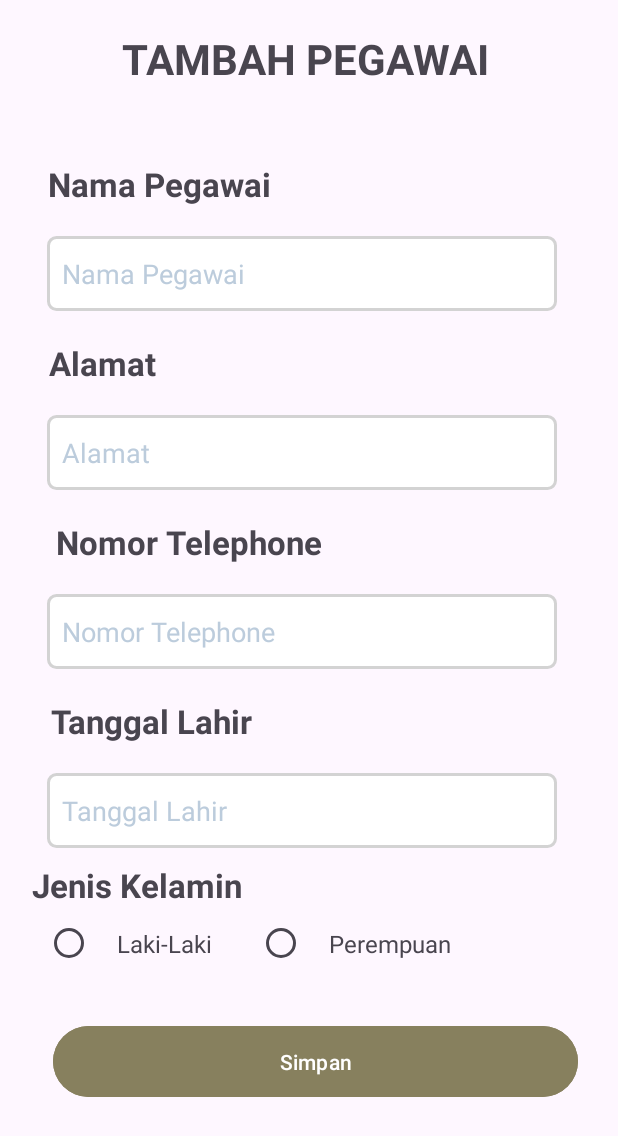
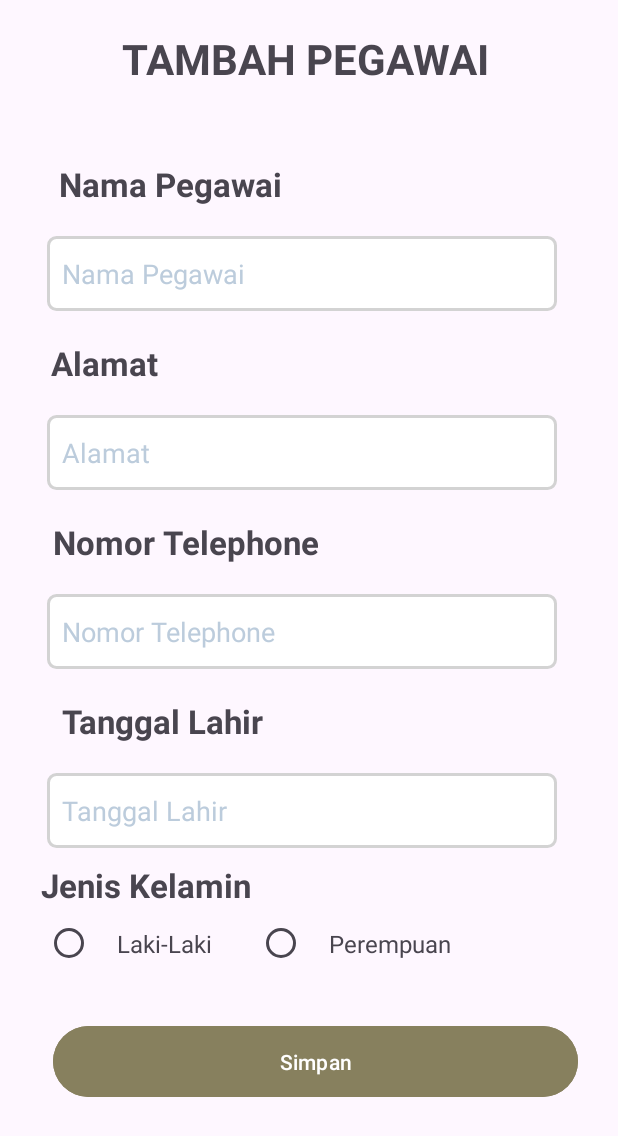
Before and after one commit to nandaa-rizz/Laundry, an Android app: the TambahPegawai screen opened directly, with no data from a screen before it, on a phone screen of 412 x 824 dp. Shown: the top 1136 px of the screen. Run offline under Robolectric (Android 15) with nearby library versions, the phone set to English and light mode, and no system bars.

```diff
--- a/app/build.gradle.kts
+++ b/app/build.gradle.kts
@@ -5,12 +5,12 @@ plugins {
 
 android {
     namespace = "com.nanda.laundry"
-    compileSdk = 34
+    compileSdk = 35
 
     defaultConfig {
         applicationId = "com.nanda.laundry"
         minSdk = 26
-        targetSdk = 34
+        targetSdk = 35
         versionCode = 1
         versionName = "1.0"
 
--- a/app/src/main/res/layout/activity_data_pegawai.xml
+++ b/app/src/main/res/layout/activity_data_pegawai.xml
@@ -18,7 +18,7 @@
         android:layout_width="match_parent"
         android:layout_height="match_parent">
         <com.google.android.material.floatingactionbutton.FloatingActionButton
-            android:id="@+id/bt_data_pegawai_tambah"
+            android:id="@+id/btTambah"
             android:layout_width="wrap_content"
             android:layout_height="wrap_content"
             android:src="@drawable/baseline_add_24"
--- a/app/src/main/res/layout/activity_data_pelanggan.xml
+++ b/app/src/main/res/layout/activity_data_pelanggan.xml
@@ -18,7 +18,7 @@
         android:layout_width="match_parent"
         android:layout_height="match_parent">
         <com.google.android.material.floatingactionbutton.FloatingActionButton
-            android:id="@+id/bt_data_pengguna_tambah"
+            android:id="@+id/btTambah"
             android:layout_width="wrap_content"
             android:layout_height="wrap_content"
             android:src="@drawable/baseline_add_24"
--- a/app/src/main/res/layout/activity_main.xml
+++ b/app/src/main/res/layout/activity_main.xml
@@ -99,7 +99,7 @@
             android:layout_marginTop="128dp"
             android:layout_marginStart="55dp"/>
         <ImageView
-            android:id="@+id/ivPegawai"
+            android:id="@+id/ivPelanggan"
             android:layout_width="120dp"
             android:layout_height="70dp"
             android:layout_marginTop="60dp"
--- a/app/src/main/res/layout/activity_tambah_pegawai.xml
+++ b/app/src/main/res/layout/activity_tambah_pegawai.xml
@@ -25,7 +25,7 @@
         android:layout_width="wrap_content"
         android:layout_height="wrap_content"
         android:layout_marginTop="50dp"
-        android:layout_marginEnd="200dp"
+        app:layout_constraintHorizontal_bias="0.15"
         android:text="@string/nama"
         android:textSize="22dp"
         android:textStyle="bold"
@@ -53,7 +53,7 @@
         android:layout_width="wrap_content"
         android:layout_height="wrap_content"
         android:layout_marginTop="20dp"
-        android:layout_marginEnd="275dp"
+        app:layout_constraintHorizontal_bias="0.1"
         android:text="@string/alamat"
         android:textSize="22dp"
         android:textStyle="bold"
@@ -81,7 +81,7 @@
         android:layout_width="wrap_content"
         android:layout_height="wrap_content"
         android:layout_marginTop="20dp"
-        android:layout_marginEnd="160dp"
+        app:layout_constraintHorizontal_bias="0.15"
         android:text="@string/nomor"
         android:textSize="22dp"
         android:textStyle="bold"
@@ -109,7 +109,7 @@
         android:layout_width="wrap_content"
         android:layout_height="wrap_content"
         android:layout_marginTop="20dp"
-        android:layout_marginEnd="210dp"
+        app:layout_constraintHorizontal_bias="0.15"
         android:text="@string/tanggal"
         android:textSize="22dp"
         android:textStyle="bold"
@@ -140,7 +140,7 @@
         android:textStyle="bold"
         android:textSize="22dp"
         android:layout_marginTop="10dp"
-        android:layout_marginEnd="230dp"
+        app:layout_constraintHorizontal_bias="0.1"
         app:layout_constraintTop_toBottomOf="@id/etTanggal"
         app:layout_constraintStart_toStartOf="parent"
         app:layout_constraintEnd_toEndOf="parent"/>
--- /dev/null
+++ b/app/src/main/res/layout/cardlayanan.xml
@@ -0,0 +1,6 @@
+<?xml version="1.0" encoding="utf-8"?>
+<androidx.cardview.widget.CardView xmlns:android="http://schemas.android.com/apk/res/android"
+    android:layout_width="match_parent"
+    android:layout_height="match_parent">
+
+</androidx.cardview.widget.CardView>
```
Also changed, not shown: app/src/main/AndroidManifest.xml (+8 -8 lines), app/src/main/java/com/nanda/laundry/MainActivity.kt (+48 -0 lines), app/src/main/java/com/nanda/laundry/pegawai/DataPegawai.kt (+9 -0 lines), app/src/main/java/com/nanda/laundry/pelanggan/DataPelanggan.kt (+11 -0 lines).
